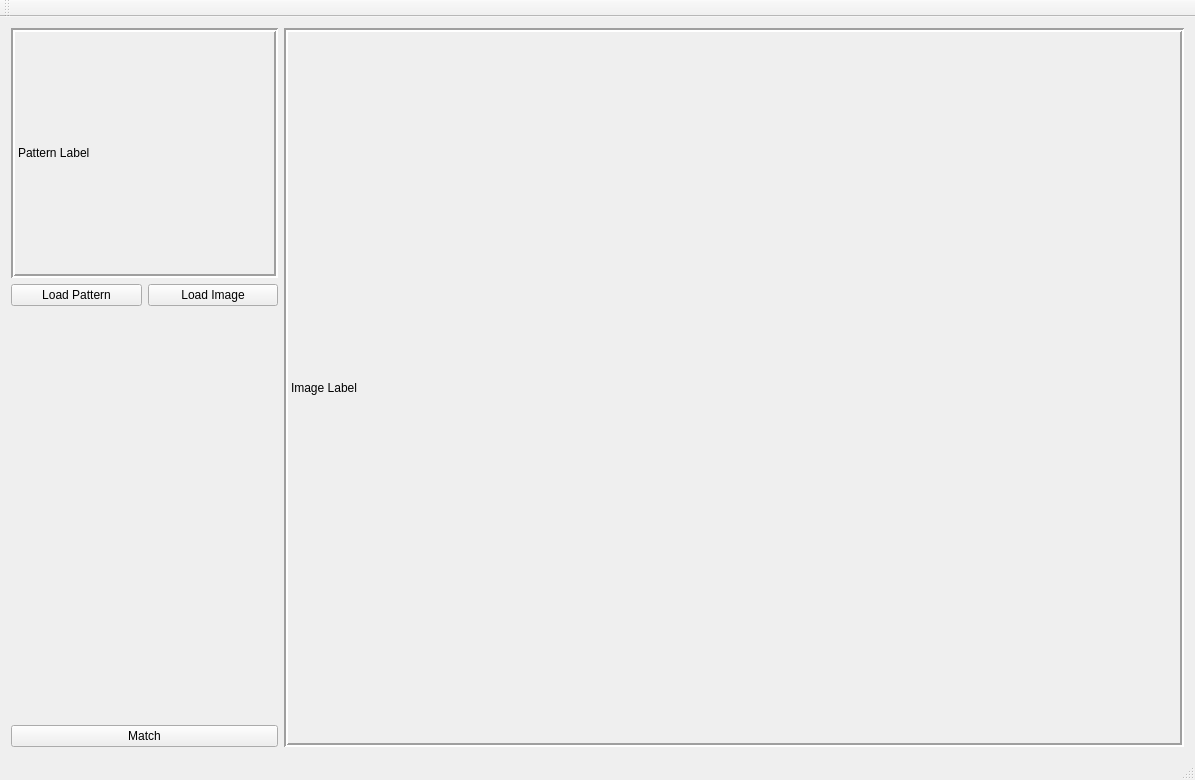
Qt form mainwindow.ui (resa89/dropmatrixmatcher) before a commit.
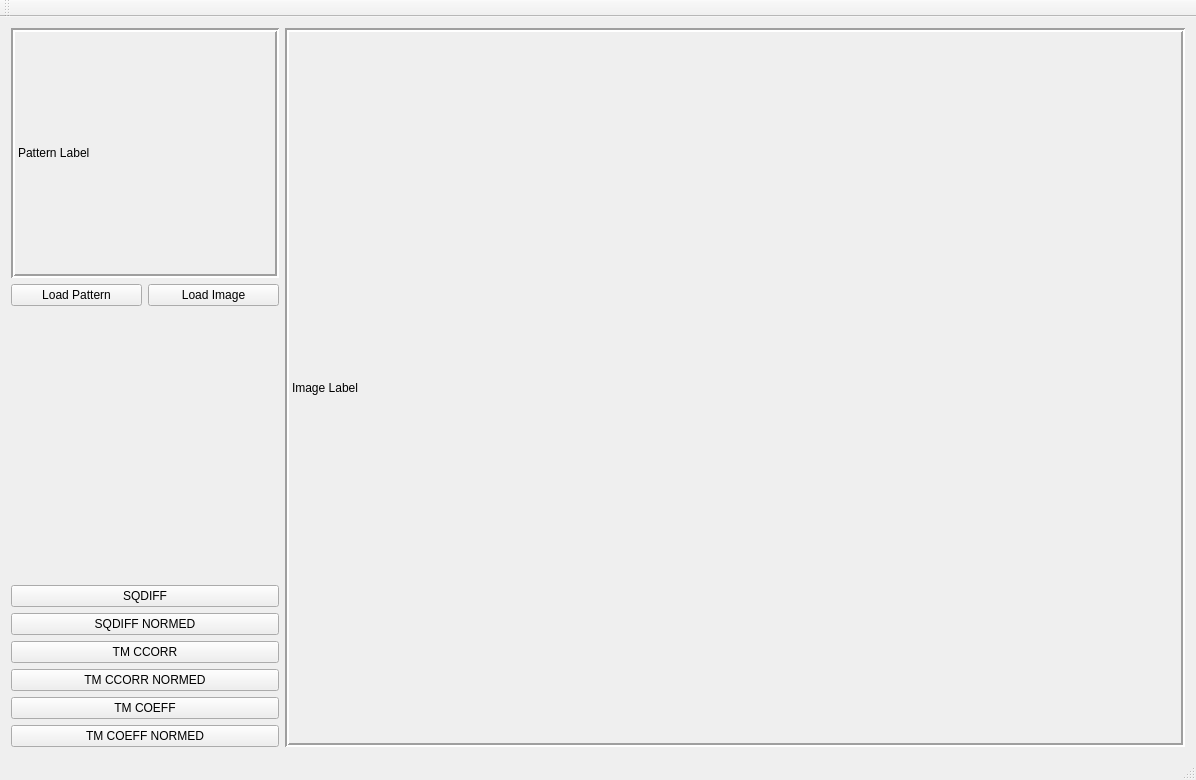
The same form after that commit.

Commit message:
Add buttons for every matching function and show 10 most likely hits.
- remove result and image windows
- add a button for every matching method
- display rectangles at the 10 most wanted locations
 by overwriting first hit in result image with 0
- move matching functionality to button slots

Patch:
```diff
--- a/mainwindow.ui
+++ b/mainwindow.ui
@@ -6,7 +6,7 @@
    <rect>
     <x>0</x>
     <y>0</y>
-    <width>1195</width>
+    <width>1196</width>
     <height>780</height>
    </rect>
   </property>
@@ -76,7 +76,42 @@
       <item>
        <widget class="QPushButton" name="findButton">
         <property name="text">
-         <string>Match</string>
+         <string>SQDIFF</string>
+        </property>
+       </widget>
+      </item>
+      <item>
+       <widget class="QPushButton" name="findButton1">
+        <property name="text">
+         <string>SQDIFF NORMED</string>
+        </property>
+       </widget>
+      </item>
+      <item>
+       <widget class="QPushButton" name="findButton2">
+        <property name="text">
+         <string>TM CCORR</string>
+        </property>
+       </widget>
+      </item>
+      <item>
+       <widget class="QPushButton" name="findButton3">
+        <property name="text">
+         <string>TM CCORR NORMED</string>
+        </property>
+       </widget>
+      </item>
+      <item>
+       <widget class="QPushButton" name="findButton4">
+        <property name="text">
+         <string>TM COEFF</string>
+        </property>
+       </widget>
+      </item>
+      <item>
+       <widget class="QPushButton" name="findButton5">
+        <property name="text">
+         <string>TM COEFF NORMED</string>
         </property>
        </widget>
       </item>
```
Left out of the diff: 4 changed lines with no effect on the pictures. The commit also changes 2 other files.
